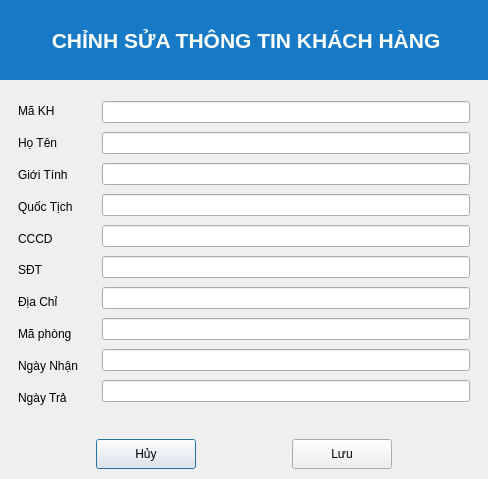
Before: the Qt Designer form editcustomer_dialog.ui in D0ssisme/PYTHON_HOTELMANAGER, drawn with Qt 5.
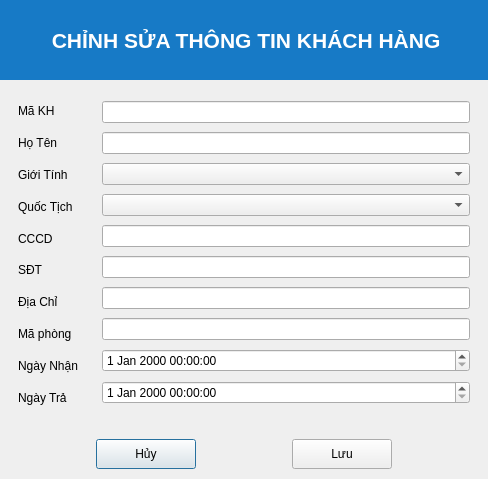
After: the same form once the commit is applied.

Commit message: feat(GUI,logic add,delete,edit customer) : update chuc nang sua xoa them customer

Diff of the .ui file:
```diff
--- a/editcustomer_dialog.ui
+++ b/editcustomer_dialog.ui
@@ -237,10 +237,10 @@
           <widget class="QLineEdit" name="lineEdit"/>
          </item>
          <item>
-          <widget class="QLineEdit" name="lineEdit_5"/>
+          <widget class="QComboBox" name="gioitinh_value"/>
          </item>
          <item>
-          <widget class="QLineEdit" name="lineEdit_10"/>
+          <widget class="QComboBox" name="quoctich_value"/>
          </item>
          <item>
           <widget class="QLineEdit" name="lineEdit_8"/>
@@ -255,10 +255,10 @@
           <widget class="QLineEdit" name="lineEdit_4"/>
          </item>
          <item>
-          <widget class="QLineEdit" name="lineEdit_7"/>
+          <widget class="QDateTimeEdit" name="ngaynhan_value"/>
          </item>
          <item>
-          <widget class="QLineEdit" name="lineEdit_6"/>
+          <widget class="QDateTimeEdit" name="ngaytra_value"/>
          </item>
         </layout>
        </widget>
```
Left out of the diff: 16 changed lines with no effect on the pictures. The commit also changes 14 other files.
